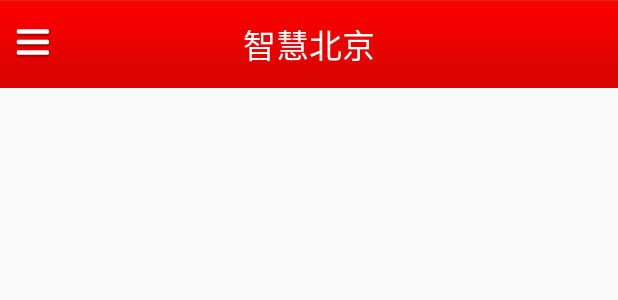
After one commit to swj369451/new_android, an Android app: the layout base_page.xml on its own in the app's theme, with its tools: preview values and no code run, on a phone screen of 412 x 824 dp. The commit adds this screen. Shown: the top 300 px of the screen. Run offline under Robolectric (Android 15) with nearby library versions, the phone set to English and light mode, and no system bars.

```diff
--- a/app/src/main/java/com/sm130/application130/GuideActivity.java
+++ b/app/src/main/java/com/sm130/application130/GuideActivity.java
@@ -49,7 +49,7 @@ public class GuideActivity extends Activity {
         btnStart = findViewById(R.id.btn_start);
 
 //        先初始化数据
-        initData();
+//        Data();
 //        设置数据
         mViewPage.setAdapter(new GuideAdapter());
 
--- /dev/null
+++ b/app/src/main/res/layout/base_page.xml
@@ -0,0 +1,20 @@
+<?xml version="1.0" encoding="utf-8"?>
+<LinearLayout
+    xmlns:android="http://schemas.android.com/apk/res/android"
+    xmlns:app="http://schemas.android.com/apk/res-auto"
+    android:layout_width="match_parent"
+    android:layout_height="match_parent"
+    android:orientation="vertical"
+    >
+
+
+   <include layout="@layout/title_pager"/>
+
+    <FrameLayout
+        android:id="@+id/fl_content"
+        android:layout_width="match_parent"
+        android:layout_height="0dp"
+        android:layout_weight="1">
+
+    </FrameLayout>
+</LinearLayout>
--- a/app/src/main/res/layout/content_main.xml
+++ b/app/src/main/res/layout/content_main.xml
@@ -10,12 +10,14 @@
     tools:showIn="@layout/app_bar_main">
 
     <android.support.v4.view.ViewPager
+        android:id="@+id/view_page"
         android:layout_width="match_parent"
         android:layout_height="0dp"
         android:layout_weight="1"
         />
 
         <RadioGroup
+            android:id="@+id/rg_group"
             android:layout_width="match_parent"
             android:layout_height="wrap_content"
             android:background="@drawable/bottom_tab_bg"
--- /dev/null
+++ b/app/src/main/res/layout/title_pager.xml
@@ -0,0 +1,31 @@
+<?xml version="1.0" encoding="utf-8"?>
+<RelativeLayout
+    xmlns:android="http://schemas.android.com/apk/res/android"
+    android:layout_width="match_parent"
+    android:layout_height="wrap_content"
+    android:background="@drawable/title_red_bg"
+    >
+
+    <TextView
+        android:id="@+id/tv_title"
+        android:layout_width="wrap_content"
+        android:layout_height="wrap_content"
+        android:textColor="#fff"
+        android:textSize="22sp"
+        android:layout_centerHorizontal="true"
+        android:layout_centerVertical="true"
+        android:text="智慧北京" />
+
+    <ImageButton
+        android:id="@+id/btn_menu"
+        android:layout_width="wrap_content"
+        android:layout_height="wrap_content"
+        android:src="@drawable/img_menu"
+        android:layout_alignParentLeft="true"
+        android:layout_centerVertical="true"
+        android:background="@null"
+        android:layout_marginLeft="10dp"
+        />
+
+
+</RelativeLayout>
```
Also changed, not shown: app/src/main/java/com/sm130/application130/MainActivity.java (+17 -6 lines), app/src/main/java/com/sm130/application130/base/BaseFrament.java (added, +47 -0 lines), app/src/main/java/com/sm130/application130/base/BasePager.java (added, +41 -0 lines), app/src/main/java/com/sm130/application130/base/Fimpl/ContentFragment.java (added, +82 -0 lines), app/src/main/java/com/sm130/application130/base/impl/GovAffairsPager.java (added, +32 -0 lines), app/src/main/java/com/sm130/application130/base/impl/HomePager.java (added, +32 -0 lines), app/src/main/java/com/sm130/application130/base/impl/MyfragmentViewpageAdapter.java (added, +28 -0 lines), app/src/main/java/com/sm130/application130/base/impl/NewsPager.java (added, +32 -0 lines), app/src/main/java/com/sm130/application130/base/impl/SettingPager.java (added, +32 -0 lines), app/src/main/java/com/sm130/application130/base/impl/SmartServicePager.java (added, +32 -0 lines), app/src/main/res/layout/app_bar_main.xml (+7 -10 lines).
